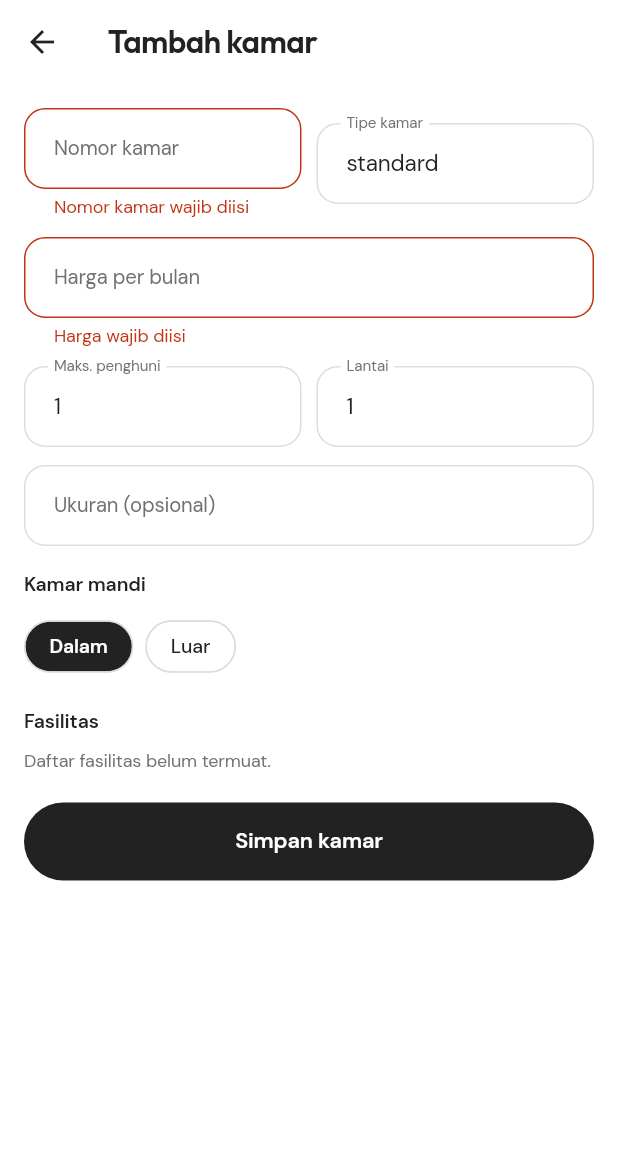
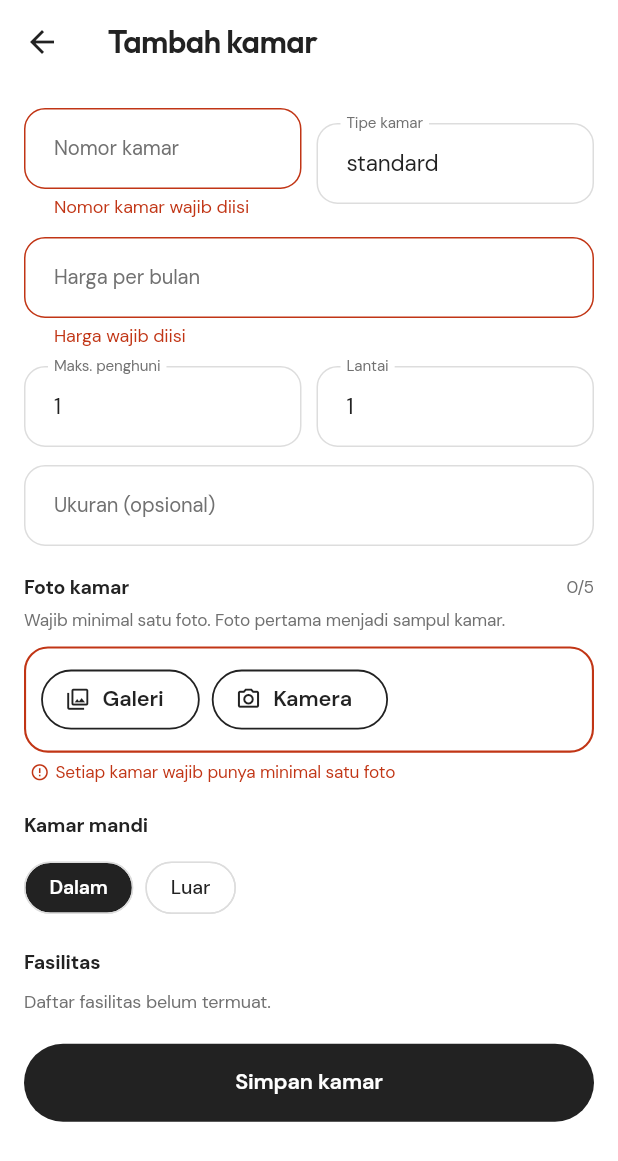
Before and after one commit to willdannaltairr/HuniKos-Flutter, a Flutter app: the RoomFormScreen screen opened directly with empty values, after a tap on "Simpan kamar", on a phone screen of 412 x 824 dp. Shown: the top 1161 px of the screen. Run offline on Flutter 3.47's test engine with Material 3 defaults, Android fonts, the phone set to English and light mode, and no system bars; our stand-ins replace cached_network_image, dio, flutter_map, flutter_secure_storage, go_router, google_fonts and 2 more; missing offline and left inert: midtrans_sdk; accounts and stored records are empty; network calls fail.

Commit message:
feat(mobile-owner): require at least one photo on every room
Form kamar kini menampilkan foto yang sudah tersimpan dan pilihan baru,
lalu menolak simpan bila keduanya kosong. Foto baru diunggah memakai room_id
kamar yang baru dibuat.

```diff
--- a/lib/screens/owner/room_form_screen.dart
+++ b/lib/screens/owner/room_form_screen.dart
@@ -3,6 +3,7 @@ import 'package:flutter/services.dart';
 import 'package:go_router/go_router.dart';
 import 'package:provider/provider.dart';
 
+import '../../core/api_exception.dart';
 import '../../core/theme.dart';
 import '../../core/validators.dart';
 import '../../models/property.dart';
@@ -10,10 +11,11 @@ import '../../providers/catalog_provider.dart';
 import '../../providers/owner_provider.dart';
 import '../../widgets/app_text_field.dart';
 import '../../widgets/feedback.dart';
+import 'room_photo_field.dart';
 
 /// Form tambah dan ubah kamar. Status hanya bisa diubah manual ke
 /// AVAILABLE, MAINTENANCE, atau INACTIVE karena RESERVED/OCCUPIED diatur
-/// sistem.
+/// sistem. Setiap kamar wajib punya minimal satu foto.
 class RoomFormScreen extends StatefulWidget {
   const RoomFormScreen({super.key, required this.propertyId, this.room});
 
@@ -30,6 +32,7 @@ class RoomFormScreen extends StatefulWidget {
 
 class _RoomFormScreenState extends State<RoomFormScreen> {
   final _formKey = GlobalKey<FormState>();
+  final _photoKey = GlobalKey<RoomPhotoFieldState>();
   final _number = TextEditingController();
   final _type = TextEditingController(text: 'standard');
   final _dimensions = TextEditingController();
@@ -40,6 +43,8 @@ class _RoomFormScreenState extends State<RoomFormScreen> {
   String _bathroom = 'dalam';
   String _status = 'AVAILABLE';
   Set<String> _facilityIds = {};
+  List<PropertyImage> _existingPhotos = [];
+  bool _photoError = false;
   bool _submitting = false;
   String? _error;
 
@@ -60,7 +65,26 @@ class _RoomFormScreenState extends State<RoomFormScreen> {
     }
     WidgetsBinding.instance.addPostFrameCallback((_) {
       context.read<CatalogProvider>().loadFacilities();
+      if (room != null) _loadPhotos();
     });
+  }
+
+  /// Foto kamar diambil dari detail properti, karena endpoint itu yang
+  /// memuat semua gambar beserta room_id-nya.
+  Future<void> _loadPhotos() async {
+    try {
+      final detail =
+          await context.read<CatalogProvider>().propertyDetail(widget.propertyId);
+      if (!mounted) return;
+      setState(() {
+        _existingPhotos = detail.images
+            .where((image) => image.roomId == widget.room!.id)
+            .toList(growable: false);
+      });
+    } on ApiException {
+      // Foto hanya pelengkap form; kegagalan memuatnya tidak menghalangi
+      // pemilik menyimpan data kamar.
+    }
   }
 
   /// Status yang sedang diatur sistem tidak boleh dipilih ulang dari form;
@@ -83,8 +107,27 @@ class _RoomFormScreenState extends State<RoomFormScreen> {
     super.dispose();
   }
 
+  Future<void> _removePhoto(String imageId) async {
+    final error = await context.read<OwnerProvider>().deleteImage(imageId);
+    if (!mounted) return;
+    if (error == null) {
+      setState(() {
+        _existingPhotos = _existingPhotos
+            .where((image) => image.id != imageId)
+            .toList(growable: false);
+      });
+    } else {
+      showError(context, error);
+    }
+  }
+
   Future<void> _submit() async {
-    if (!_formKey.currentState!.validate()) return;
+    final validForm = _formKey.currentState!.validate();
+    final photos = _photoKey.currentState!;
+    final hasPhoto = _existingPhotos.isNotEmpty || photos.files.isNotEmpty;
+
+    if (!hasPhoto) setState(() => _photoError = true);
+    if (!validForm || !hasPhoto) return;
 
     setState(() {
       _submitting = true;
@@ -106,9 +149,34 @@ class _RoomFormScreenState extends State<RoomFormScreen> {
     body.removeWhere((_, value) => value == null);
 
     final provider = context.read<OwnerProvider>();
-    final error = widget.isEdit
-        ? await provider.updateRoom(widget.room!.id, widget.propertyId, body)
-        : await provider.createRoom(widget.propertyId, body);
+    String? error;
+    String? roomId = widget.room?.id;
+
+    if (widget.isEdit) {
+      error = await provider.updateRoom(roomId!, widget.propertyId, body);
+    } else {
+      final result = await provider.createRoom(widget.propertyId, body);
+      error = result.error;
+      roomId = result.room?.id;
+      // Kamar sudah terbuat tetapi id tidak terbaca: fotonya tidak bisa
+      // diunggah, jadi pemilik diberi tahu alih-alih diam saja.
+      if (error == null && roomId == null) {
+        error = 'Kamar tersimpan, tetapi foto gagal diunggah. Buka kamar ini '
+            'lalu tambahkan fotonya.';
+      }
+    }
+
+    if (!mounted) return;
+
+    if (error == null && roomId != null && photos.files.isNotEmpty) {
+      final uploadError = await provider.uploadImages(
+        widget.propertyId,
+        photos.files,
+        roomId: roomId,
+      );
+      if (!mounted) return;
+      error = uploadError;
+    }
 
     if (!mounted) return;
     setState(() => _submitting = false);
@@ -194,9 +262,16 @@ class _RoomFormScreenState extends State<RoomFormScreen> {
               validator: (value) =>
                   Validators.optionalTextLength(value, 'Ukuran', max: 20),
             ),
-            const SizedBox(height: 16),
-            const Text('Kamar mandi',
-                style: TextStyle(fontSize: 13, fontWeight: FontWeight.w600)),
+            const SizedBox(height: 18),
+            RoomPhotoField(
+              key: _photoKey,
+              existing: _existingPhotos,
+              showError: _photoError,
+              enabled: !_submitting,
+              onDeleteExisting: _removePhoto,
+            ),
+            const SizedBox(height: 18),
+            Text('Kamar mandi', style: AppFonts.label(13, weight: FontWeight.w700)),
             const SizedBox(height: 8),
             Wrap(
               spacing: 8,
@@ -214,13 +289,12 @@ class _RoomFormScreenState extends State<RoomFormScreen> {
               ],
             ),
             const SizedBox(height: 16),
-            const Text('Fasilitas',
-                style: TextStyle(fontSize: 13, fontWeight: FontWeight.w600)),
+            Text('Fasilitas', style: AppFonts.label(13, weight: FontWeight.w700)),
             const SizedBox(height: 8),
             if (facilities.isEmpty)
-              const Text(
+              Text(
                 'Daftar fasilitas belum termuat.',
-                style: TextStyle(fontSize: 12, color: AppColors.textSecondary),
+                style: AppFonts.label(12, color: AppColors.textSecondary),
               )
             else
               Wrap(
@@ -245,8 +319,7 @@ class _RoomFormScreenState extends State<RoomFormScreen> {
               ),
             if (widget.isEdit) ...[
               const SizedBox(height: 16),
-              const Text('Status kamar',
-                  style: TextStyle(fontSize: 13, fontWeight: FontWeight.w600)),
+              Text('Status kamar', style: AppFonts.label(13, weight: FontWeight.w700)),
               const SizedBox(height: 8),
               Wrap(
                 spacing: 8,
@@ -257,16 +330,16 @@ class _RoomFormScreenState extends State<RoomFormScreen> {
                 ],
               ),
               const SizedBox(height: 6),
-              const Text(
+              Text(
                 'Status Dipesan dan Terisi diatur otomatis oleh sistem.',
-                style: TextStyle(fontSize: 11.5, color: AppColors.textSecondary),
+                style: AppFonts.label(11.5, color: AppColors.textSecondary),
               ),
             ],
             if (_error != null) ...[
               const SizedBox(height: 12),
               Text(
                 _error!,
-                style: const TextStyle(fontSize: 12.5, color: AppColors.dangerText),
+                style: AppFonts.label(12.5, color: AppColors.dangerText),
               ),
             ],
             const SizedBox(height: 20),
--- /dev/null
+++ b/lib/screens/owner/room_photo_field.dart
@@ -0,0 +1,271 @@
+import 'dart:typed_data';
+
+import 'package:flutter/material.dart';
+import 'package:image_picker/image_picker.dart';
+
+import '../../core/config.dart';
+import '../../core/theme.dart';
+import '../../models/property.dart';
+import '../../widgets/network_image_view.dart';
+
+/// Foto kamar: gabungan foto yang sudah tersimpan dan pilihan baru.
+///
+/// Setiap kamar wajib punya minimal satu foto, jadi komponen ini juga
+/// menampilkan pesan kesalahan di luar kotak bila masih kosong.
+class RoomPhotoField extends StatefulWidget {
+  const RoomPhotoField({
+    super.key,
+    required this.existing,
+    required this.showError,
+    this.enabled = true,
+    this.onDeleteExisting,
+  });
+
+  /// Foto yang sudah ada di server untuk kamar ini.
+  final List<PropertyImage> existing;
+
+  /// Bila true dan belum ada foto sama sekali, tampilkan pesan wajib.
+  final bool showError;
+
+  final bool enabled;
+
+  /// Menghapus foto lama di server.
+  final ValueChanged<String>? onDeleteExisting;
+
+  @override
+  State<RoomPhotoField> createState() => RoomPhotoFieldState();
+}
+
+class RoomPhotoFieldState extends State<RoomPhotoField> {
+  static const _maxPhotos = 5;
+
+  final List<XFile> _files = [];
+  final Map<String, Uint8List> _previews = {};
+  String? _pickError;
+
+  /// Pilihan baru yang belum diunggah; dibaca form saat menyimpan.
+  List<XFile> get files => List.unmodifiable(_files);
+
+  bool get hasAnyPhoto => widget.existing.isNotEmpty || _files.isNotEmpty;
+
+  Future<void> _pick(ImageSource source) async {
+    final picker = ImagePicker();
+    try {
+      final List<XFile> picked;
+      if (source == ImageSource.gallery) {
+        picked = await picker.pickMultiImage(imageQuality: 85);
+      } else {
+        final single = await picker.pickImage(source: source, imageQuality: 85);
+        picked = single == null ? const [] : [single];
+      }
+      if (picked.isEmpty) return;
+      await _accept(picked);
+    } catch (error) {
+      setState(() => _pickError = 'Gagal membuka gambar: $error');
+    }
+  }
+
+  Future<void> _accept(List<XFile> picked) async {
+    final accepted = <XFile>[];
+    String? error;
+
+    for (final file in picked) {
+      if (!_isAllowed(file)) {
+        error = 'Hanya gambar jpg, png, atau webp yang boleh dipilih';
+        continue;
+      }
+      if (await file.length() > AppConfig.maxImageBytes) {
+        error = 'Ukuran gambar maksimal 2 MB';
+        continue;
+      }
+      final total = widget.existing.length + _files.length + accepted.length;
+      if (total >= _maxPhotos) {
+        error = 'Maksimal $_maxPhotos foto per kamar';
+        break;
+      }
+      accepted.add(file);
+    }
+
+    for (final file in accepted) {
+      _files.add(file);
+      _previews[file.path] = await file.readAsBytes();
+    }
+    setState(() => _pickError = error);
+  }
+
+  bool _isAllowed(XFile file) {
+    final type = file.mimeType;
+    if (type != null) return AppConfig.allowedImageTypes.contains(type);
+    final name = file.name.toLowerCase();
+    return name.endsWith('.jpg') ||
+        name.endsWith('.jpeg') ||
+        name.endsWith('.png') ||
+        name.endsWith('.webp');
+  }
+
+  void _remove(XFile file) {
+    setState(() {
+      _files.remove(file);
+      _previews.remove(file.path);
+    });
+  }
+
+  @override
+  Widget build(BuildContext context) {
+    final empty = widget.showError && !hasAnyPhoto;
+
+    return Column(
+      crossAxisAlignment: CrossAxisAlignment.start,
+      children: [
+        Row(
+          children: [
+            Expanded(
+              child: Text(
+                'Foto kamar',
+                style: AppFonts.label(13, weight: FontWeight.w700),
+              ),
+            ),
+            Text(
+              '${widget.existing.length + _files.length}/$_maxPhotos',
+              style: AppFonts.label(11.5, color: AppColors.textSecondary),
+            ),
+          ],
+        ),
+        const SizedBox(height: 4),
+        Text(
+          'Wajib minimal satu foto. Foto pertama menjadi sampul kamar.',
+          style: AppFonts.label(11.5, color: AppColors.textSecondary),
+        ),
+        const SizedBox(height: 10),
+        Container(
+          padding: const EdgeInsets.all(10),
+          decoration: BoxDecoration(
+            color: AppColors.paper,
+            borderRadius: BorderRadius.circular(16),
+            border: Border.all(
+              color: empty ? AppColors.danger : AppColors.border,
+              width: empty ? 1.4 : 1,
+            ),
+          ),
+          child: Column(
+            crossAxisAlignment: CrossAxisAlignment.start,
+            children: [
+              if (widget.existing.isNotEmpty || _files.isNotEmpty)
+                SizedBox(
+                  height: 86,
+                  child: ListView(
+                    scrollDirection: Axis.horizontal,
+                    children: [
+                      for (final image in widget.existing)
+                        _Tile(
+                          onRemove: widget.onDeleteExisting == null
+                              ? null
+                              : () => widget.onDeleteExisting!(image.id),
+                          child: NetworkImageView(
+                            url: image.imageUrl,
+                            width: 86,
+                            height: 86,
+                            borderRadius: 10,
+                          ),
+                        ),
+                      for (final file in _files)
+                        _Tile(
+                          onRemove: () => _remove(file),
+                          child: ClipRRect(
+                            borderRadius: BorderRadius.circular(10),
+                            child: Image.memory(
+                              _previews[file.path]!,
+                              width: 86,
+                              height: 86,
+                              fit: BoxFit.cover,
+                            ),
+                          ),
+                        ),
+                    ],
+                  ),
+                ),
+              if (widget.existing.isNotEmpty || _files.isNotEmpty)
+                const SizedBox(height: 10),
+              Row(
+                children: [
+                  OutlinedButton.icon(
+                    onPressed: widget.enabled ? () => _pick(ImageSource.gallery) : null,
+                    icon: const Icon(Icons.photo_library_outlined, size: 17),
+                    label: const Text('Galeri'),
+                    style: OutlinedButton.styleFrom(minimumSize: const Size(0, 40)),
+                  ),
+                  const SizedBox(width: 8),
+                  OutlinedButton.icon(
+                    onPressed: widget.enabled ? () => _pick(ImageSource.camera) : null,
+                    icon: const Icon(Icons.photo_camera_outlined, size: 17),
+                    label: const Text('Kamera'),
+                    style: OutlinedButton.styleFrom(minimumSize: const Size(0, 40)),
+                  ),
+                ],
+              ),
+            ],
+          ),
+        ),
+        if (empty)
+          Padding(
+            padding: const EdgeInsets.fromLTRB(4, 5, 4, 0),
+            child: Row(
+              children: [
+                const Icon(Icons.error_outline, size: 13, color: AppColors.dangerText),
+                const SizedBox(width: 4),
+                Expanded(
+                  child: Text(
+                    'Setiap kamar wajib punya minimal satu foto',
+                    style: AppFonts.label(11.5, color: AppColors.dangerText),
+                  ),
+                ),
+              ],
+            ),
+          ),
+        if (_pickError != null)
+          Padding(
+            padding: const EdgeInsets.fromLTRB(4, 5, 4, 0),
+            child: Text(
+              _pickError!,
+              style: AppFonts.label(11.5, color: AppColors.dangerText),
+            ),
+          ),
+      ],
+    );
+  }
+}
+
+class _Tile extends StatelessWidget {
+  const _Tile({required this.child, this.onRemove});
+
+  final Widget child;
+  final VoidCallback? onRemove;
+
+  @override
+  Widget build(BuildContext context) {
+    return Padding(
+      padding: const EdgeInsets.only(right: 8),
+      child: Stack(
+        clipBehavior: Clip.none,
+        children: [
+          child,
+          if (onRemove != null)
+            Positioned(
+              top: -6,
+              right: 2,
+              child: IconButton.filled(
+                visualDensity: VisualDensity.compact,
+                style: IconButton.styleFrom(
+                  backgroundColor: AppColors.ink,
+                  minimumSize: const Size(24, 24),
+                  padding: EdgeInsets.zero,
+                ),
+                onPressed: onRemove,
+                icon: const Icon(Icons.close, size: 13, color: Colors.white),
+              ),
+            ),
+        ],
+      ),
+    );
+  }
+}
```
Also changed, not shown: lib/providers/owner_provider.dart (+9 -4 lines).
